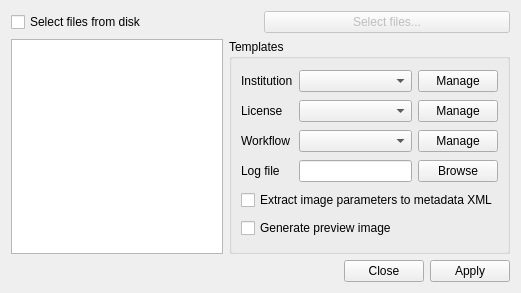
nextgis/qgis_metatools, file src/ui/ui_apply_templates.ui: the form before one commit.
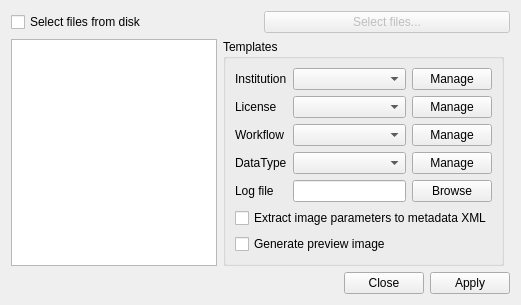
The form after the commit.

Commit message: First version of DataType template

What changed in the file:
```diff
--- a/src/ui/ui_apply_templates.ui
+++ b/src/ui/ui_apply_templates.ui
@@ -7,14 +7,14 @@
     <x>0</x>
     <y>0</y>
     <width>521</width>
-    <height>293</height>
+    <height>297</height>
    </rect>
   </property>
   <property name="windowTitle">
    <string>Apply templates</string>
   </property>
   <layout class="QGridLayout" name="gridLayout">
-   <item row="0" column="0" colspan="2">
+   <item row="0" column="0" colspan="3">
     <layout class="QHBoxLayout" name="horizontalLayout">
      <item>
       <widget class="QCheckBox" name="chkExternalFiles">
@@ -42,6 +42,16 @@
      </property>
     </widget>
    </item>
+   <item row="2" column="0" colspan="3">
+    <widget class="QDialogButtonBox" name="buttonBox">
+     <property name="orientation">
+      <enum>Qt::Horizontal</enum>
+     </property>
+     <property name="standardButtons">
+      <set>QDialogButtonBox::Apply|QDialogButtonBox::Close</set>
+     </property>
+    </widget>
+   </item>
    <item row="1" column="1">
     <widget class="QGroupBox" name="groupBox">
      <property name="title">
@@ -120,54 +130,61 @@
         </property>
        </widget>
       </item>
-      <item row="3" column="0">
+      <item row="5" column="0">
        <widget class="QLabel" name="label">
         <property name="text">
          <string>Log file</string>
         </property>
        </widget>
       </item>
-      <item row="3" column="1">
+      <item row="5" column="1">
        <widget class="QLineEdit" name="leLogFile">
         <property name="readOnly">
          <bool>true</bool>
         </property>
        </widget>
       </item>
-      <item row="3" column="2">
+      <item row="5" column="2">
        <widget class="QPushButton" name="btnSelectLogFile">
         <property name="text">
          <string>Browse</string>
         </property>
        </widget>
       </item>
-      <item row="4" column="0" colspan="3">
+      <item row="6" column="0" colspan="3">
        <widget class="QCheckBox" name="chkUpdateImageInfo">
         <property name="text">
          <string>Extract image parameters to metadata XML</string>
         </property>
        </widget>
       </item>
-      <item row="5" column="0" colspan="3">
+      <item row="7" column="0" colspan="3">
        <widget class="QCheckBox" name="chkGeneratePreview">
         <property name="text">
          <string>Generate preview image</string>
         </property>
        </widget>
       </item>
+      <item row="3" column="0">
+       <widget class="QLabel" name="label_5">
+        <property name="text">
+         <string>DataType</string>
+        </property>
+       </widget>
+      </item>
+      <item row="3" column="1">
+       <widget class="QComboBox" name="cmbDatatype"/>
+      </item>
+      <item row="3" column="2">
+       <widget class="QPushButton" name="btnManageDatatypes">
+        <property name="text">
+         <string>Manage</string>
+        </property>
+       </widget>
+      </item>
      </layout>
     </widget>
    </item>
-   <item row="2" column="0" colspan="2">
-    <widget class="QDialogButtonBox" name="buttonBox">
-     <property name="orientation">
-      <enum>Qt::Horizontal</enum>
-     </property>
-     <property name="standardButtons">
-      <set>QDialogButtonBox::Apply|QDialogButtonBox::Close</set>
-     </property>
-    </widget>
-   </item>
   </layout>
  </widget>
  <resources/>
```
The commit also changes 8 other files.
